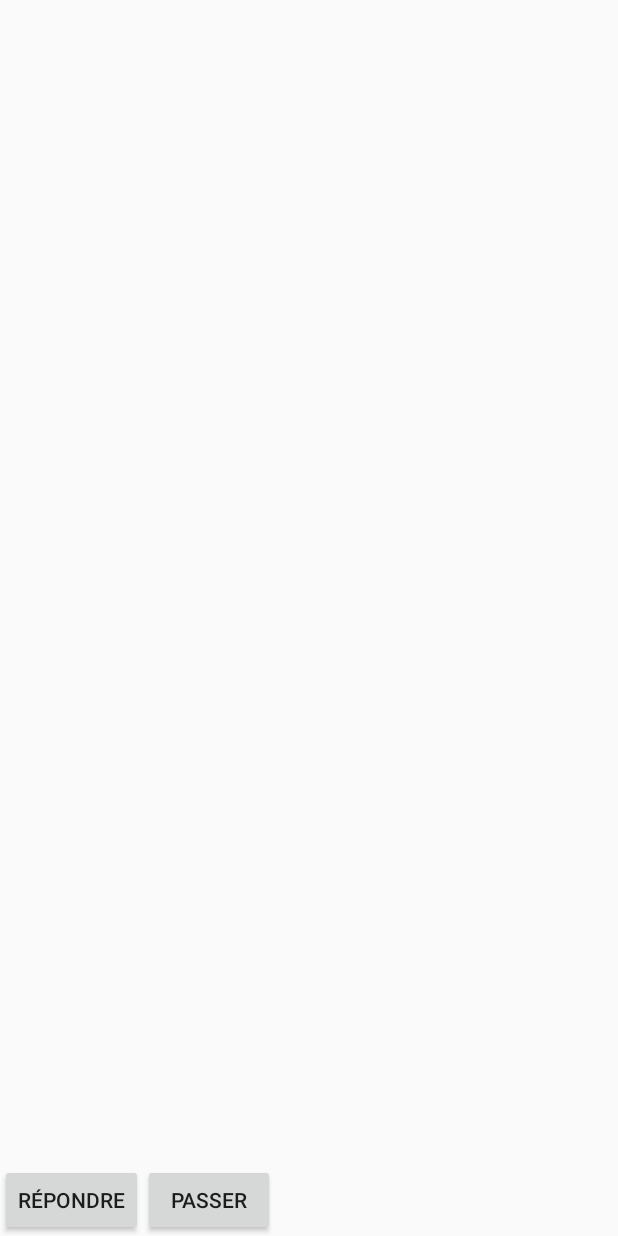
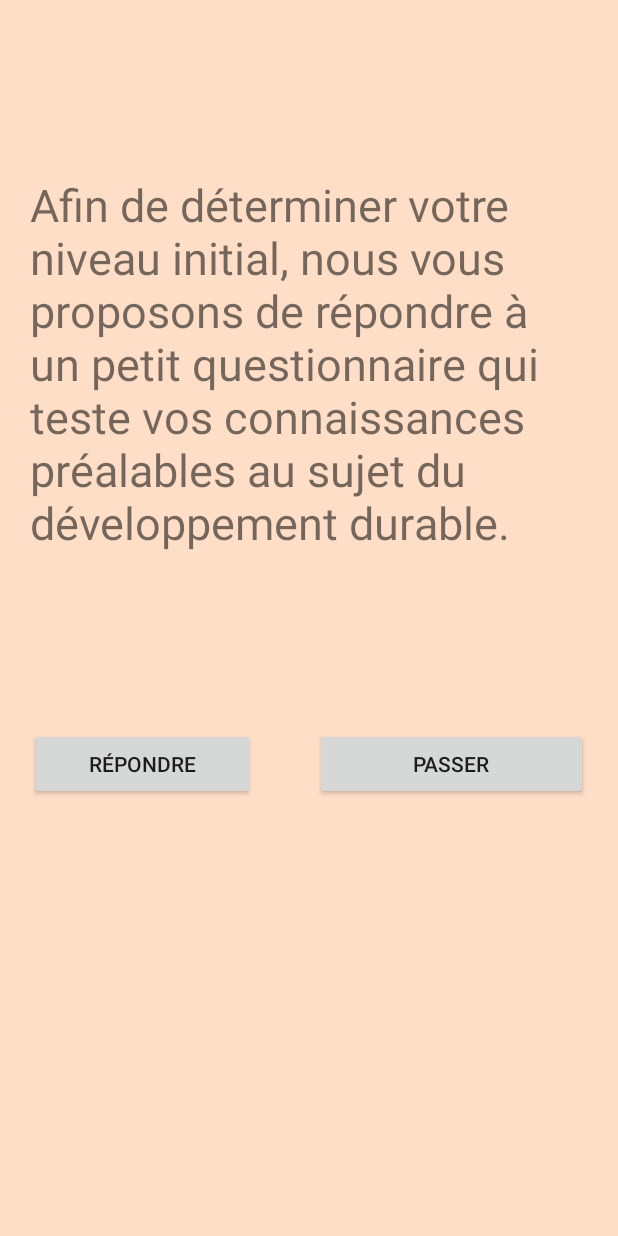
Before and after one commit to Eddupdup/OneIdeaADay, an Android app: the layout slide4.xml on its own in the app's theme, with its tools: preview values and no code run, on a phone screen of 412 x 824 dp. Run offline under Robolectric (Android 15) with nearby library versions, the light colour scheme and no system bars.

Commit message:
Aubin : design slide 4

```diff
--- a/app/src/main/res/layout/slide4.xml
+++ b/app/src/main/res/layout/slide4.xml
@@ -1,25 +1,42 @@
 <?xml version="1.0" encoding="utf-8"?>
 <LinearLayout xmlns:android="http://schemas.android.com/apk/res/android"
     android:orientation="vertical" android:layout_width="match_parent"
-    android:layout_height="match_parent">
+    android:layout_height="match_parent"
+    android:weightSum="1"
+    android:background="#ffffdec7">
+
+    <TextView
+        android:layout_width="wrap_content"
+        android:layout_height="358dp"
+        android:text="Afin de déterminer votre niveau initial, nous vous proposons de répondre à un petit questionnaire qui teste vos connaissances préalables au sujet du développement durable."
+        android:id="@+id/textView32"
+        android:textSize="30sp"
+        android:layout_gravity="center_horizontal"
+        android:layout_margin="20sp"
+        android:gravity="center_vertical"
+        android:layout_weight="0.26" />
 
     <LinearLayout
         android:orientation="horizontal"
         android:layout_width="match_parent"
-        android:layout_height="match_parent">
+        android:layout_height="wrap_content">
 
         <Button
-            android:layout_width="wrap_content"
+            android:layout_width="150dp"
             android:layout_height="wrap_content"
             android:text="Répondre"
             android:id="@+id/button8"
-            android:layout_gravity="center_horizontal|bottom" />
+            android:layout_gravity="left"
+            android:gravity="center_vertical|center_horizontal"
+            android:layout_margin="20sp" />
 
         <Button
-            android:layout_width="wrap_content"
+            android:layout_width="match_parent"
             android:layout_height="wrap_content"
             android:text="Passer"
             android:id="@+id/button9"
-            android:layout_gravity="center_horizontal|bottom" />
+            android:gravity="center_vertical|center_horizontal"
+            android:layout_margin="20sp"
+            android:layout_gravity="right" />
     </LinearLayout>
 </LinearLayout>
```
